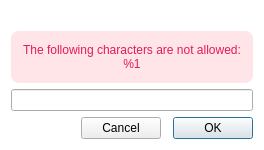
Qt form src/MEGASync/gui/ui/NodeNameSetterDialog.ui (meganz/MEGAsync) before a commit.
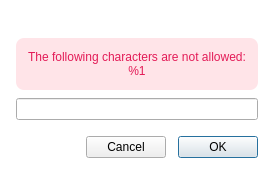
The same form after that commit.

Commit message: Fix margin erros in NodeNameSetterDialog

What changed in the file:
```diff
--- a/src/MEGASync/gui/ui/NodeNameSetterDialog.ui
+++ b/src/MEGASync/gui/ui/NodeNameSetterDialog.ui
@@ -30,9 +30,42 @@
    <bool>true</bool>
   </property>
   <layout class="QVBoxLayout" name="verticalLayout">
+   <property name="spacing">
+    <number>16</number>
+   </property>
    <property name="sizeConstraint">
     <enum>QLayout::SetFixedSize</enum>
    </property>
+   <property name="leftMargin">
+    <number>16</number>
+   </property>
+   <property name="topMargin">
+    <number>16</number>
+   </property>
+   <property name="rightMargin">
+    <number>16</number>
+   </property>
+   <property name="bottomMargin">
+    <number>16</number>
+   </property>
+   <item>
+    <widget class="QWidget" name="container" native="true">
+     <layout class="QVBoxLayout" name="verticalLayout_2">
+      <property name="spacing">
+       <number>8</number>
+      </property>
+      <property name="leftMargin">
+       <number>0</number>
+      </property>
+      <property name="topMargin">
+       <number>0</number>
+      </property>
+      <property name="rightMargin">
+       <number>0</number>
+      </property>
+      <property name="bottomMargin">
+       <number>0</number>
+      </property>
    <item>
     <widget class="QLabel" name="textLabel">
      <property name="text">
@@ -70,18 +103,8 @@
      </property>
     </widget>
    </item>
-   <item>
-    <spacer name="verticalSpacer">
-     <property name="orientation">
-      <enum>Qt::Vertical</enum>
-     </property>
-     <property name="sizeHint" stdset="0">
-      <size>
-       <width>0</width>
-       <height>0</height>
-      </size>
-     </property>
-    </spacer>
+     </layout>
+    </widget>
    </item>
    <item>
     <widget class="QWidget" name="buttons" native="true">
```
Lines whose indentation alone changed are shown as unchanged.
